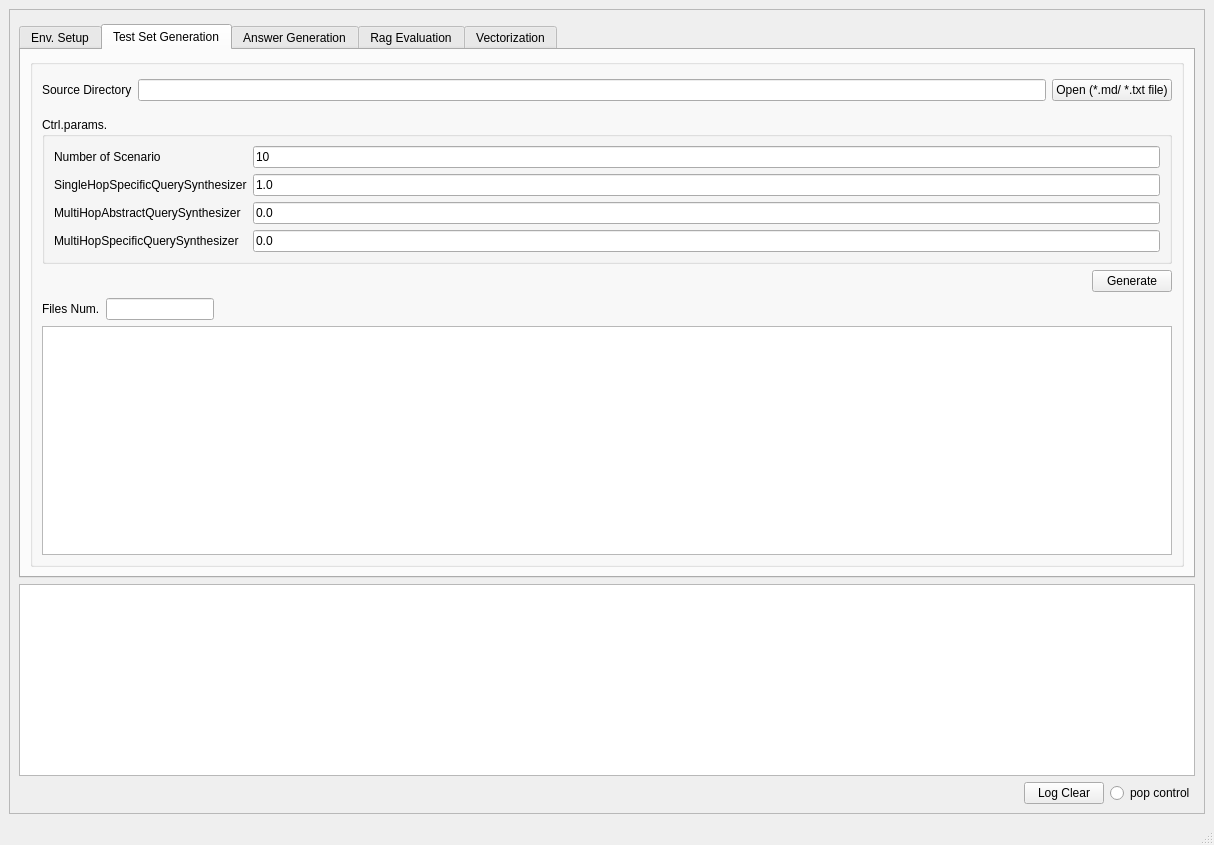
Qt form chatgpt_performance_metric/source/ui_designer/main_frame.ui (tom-shin/perf_metric) before a commit.
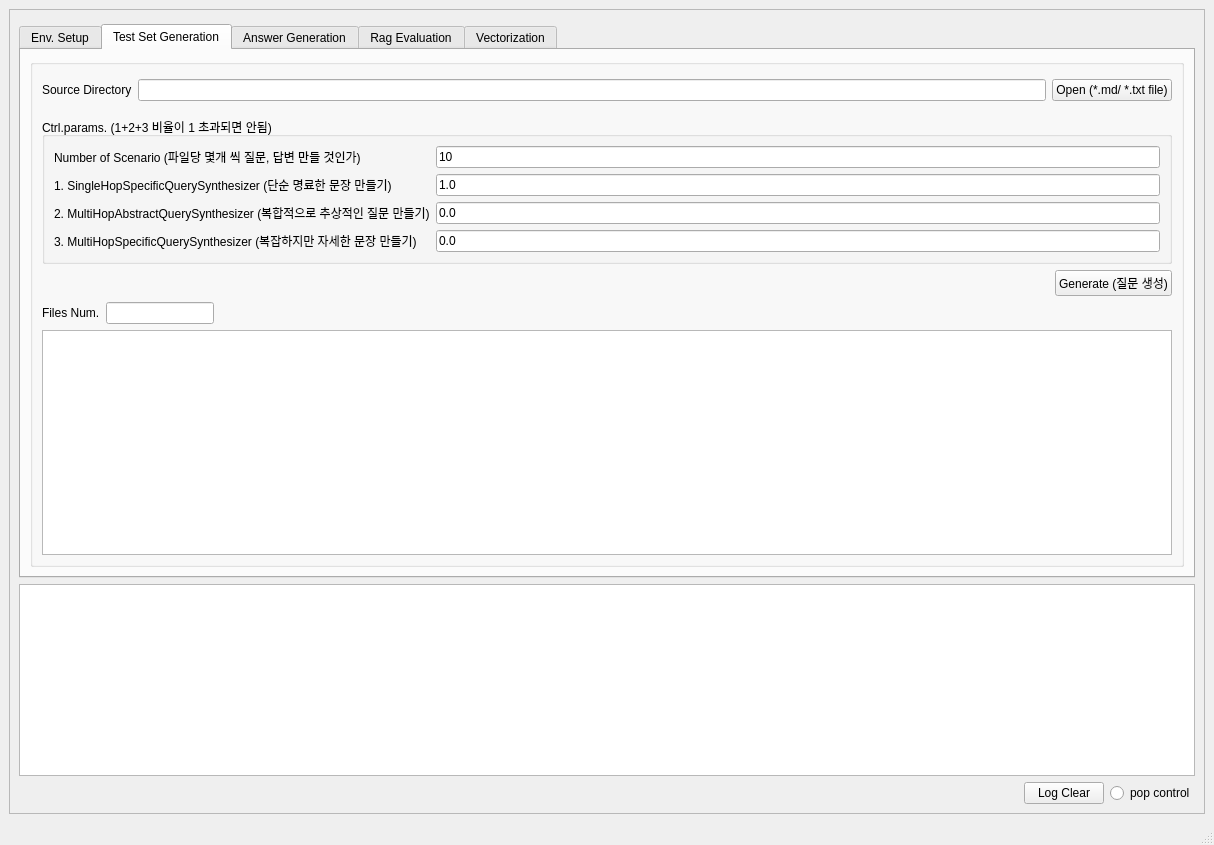
The same form after that commit. The open tabs and pages were chosen to show the change.

Diff of the .ui file:
```diff
--- a/chatgpt_performance_metric/source/ui_designer/main_frame.ui
+++ b/chatgpt_performance_metric/source/ui_designer/main_frame.ui
@@ -379,7 +379,7 @@
                  </font>
                 </property>
                 <property name="title">
-                 <string>Ctrl.params.</string>
+                 <string>Ctrl.params. (1+2+3 비율이 1 초과되면 안됨)</string>
                 </property>
                 <layout class="QVBoxLayout" name="verticalLayout_6">
                  <item>
@@ -419,7 +419,7 @@
                       </font>
                      </property>
                      <property name="text">
-                      <string>Number of Scenario</string>
+                      <string>Number of Scenario (파일당 몇개 씩 질문, 답변 만들 것인가)</string>
                      </property>
                     </widget>
                    </item>
@@ -458,7 +458,7 @@
                       </font>
                      </property>
                      <property name="text">
-                      <string>SingleHopSpecificQuerySynthesizer</string>
+                      <string>1. SingleHopSpecificQuerySynthesizer (단순 명료한 문장 만들기)</string>
                      </property>
                     </widget>
                    </item>
@@ -471,7 +471,7 @@
                       </font>
                      </property>
                      <property name="text">
-                      <string>MultiHopAbstractQuerySynthesizer</string>
+                      <string>2. MultiHopAbstractQuerySynthesizer (복합적으로 추상적인 질문 만들기)</string>
                      </property>
                     </widget>
                    </item>
@@ -484,7 +484,7 @@
                       </font>
                      </property>
                      <property name="text">
-                      <string>MultiHopSpecificQuerySynthesizer</string>
+                      <string>3. MultiHopSpecificQuerySynthesizer (복잡하지만 자세한 문장 만들기)</string>
                      </property>
                     </widget>
                    </item>
@@ -517,7 +517,7 @@
                    </font>
                   </property>
                   <property name="text">
-                   <string>Generate</string>
+                   <string>Generate (질문 생성)</string>
                   </property>
                  </widget>
                 </item>
```
Left out of the diff: 9 changed lines with no effect on the pictures.
